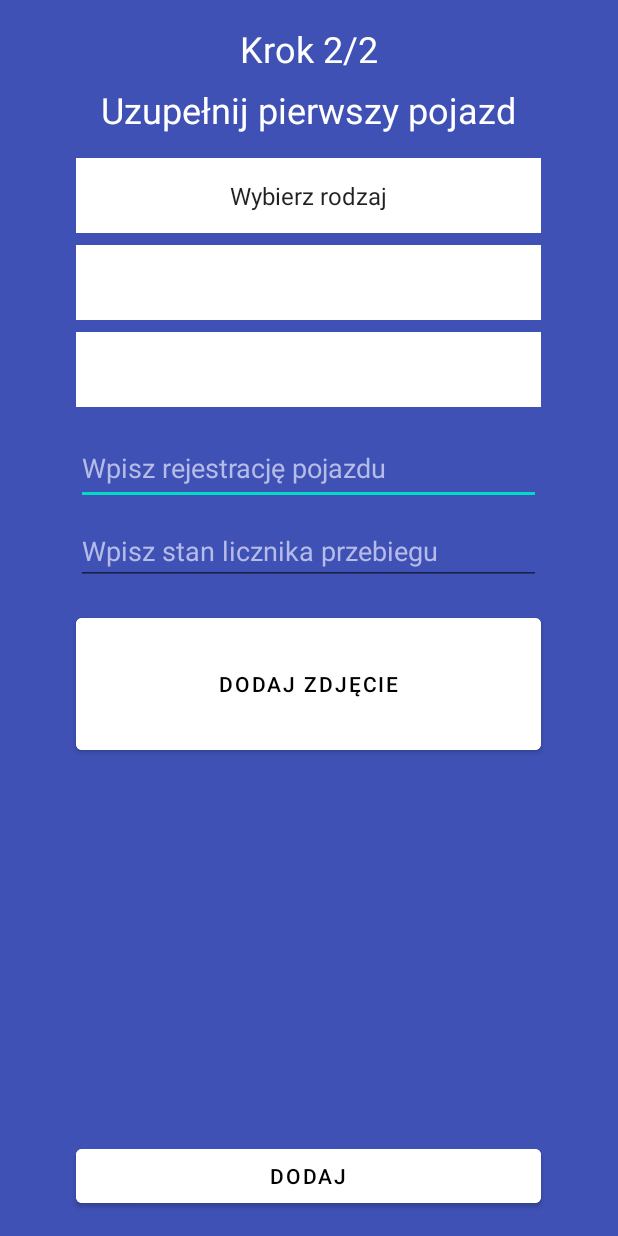
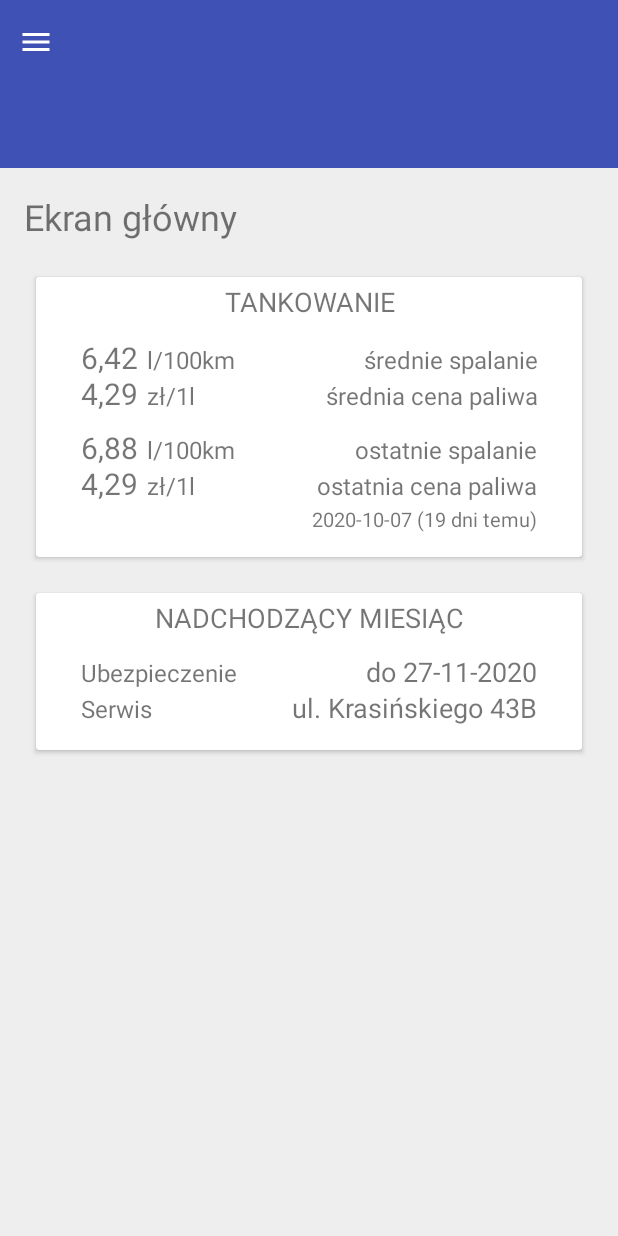
Before and after one commit to zaxanq/android-app, an Android app: the screen it shows after launch (MainActivity), on a phone screen of 412 x 824 dp. Run offline under Robolectric (Android 15) with nearby library versions, the phone set to English and light mode, and no system bars.

Commit message:
Ticket 6 - [WYGLĄD] Ekran główny (bez kosztów na razie)

```diff
--- a/app/src/main/java/com/example/aplikacja/HomeFragment.kt
+++ b/app/src/main/java/com/example/aplikacja/EkranGlownyFragment.kt
@@ -4,23 +4,31 @@ import android.os.Bundle
 import android.view.LayoutInflater
 import android.view.View
 import android.view.ViewGroup
+import android.widget.ImageButton
+import android.widget.Toast
 import androidx.fragment.app.Fragment
 
 
 /**
  * A simple [Fragment] subclass as the second destination in the navigation.
  */
-class HomeFragment : Fragment() {
+class EkranGlownyFragment : Fragment() {
 
     override fun onCreateView(
             inflater: LayoutInflater, container: ViewGroup?,
             savedInstanceState: Bundle?
     ): View? {
         // Inflate the layout for this fragment
-        return inflater.inflate(R.layout.home_screen, container, false)
+        return inflater.inflate(R.layout.ekran_glowny, container, false)
     }
 
     override fun onViewCreated(view: View, savedInstanceState: Bundle?) {
         super.onViewCreated(view, savedInstanceState)
+
+        val menuButton: ImageButton = requireView().findViewById(R.id.menuButton)
+
+        menuButton.setOnClickListener {
+            Toast.makeText(requireContext(), "test", Toast.LENGTH_SHORT).show();
+        }
     }
 }
--- a/app/src/main/java/com/example/aplikacja/FirstFragment.kt
+++ b/app/src/main/java/com/example/aplikacja/FirstFragment.kt
@@ -36,7 +36,7 @@ class FirstFragment : Fragment() {
         val fileExists2 = file2.exists()
 
         return if (fileExists and fileExists2){
-            inflater.inflate(R.layout.home_screen, container, false)
+            inflater.inflate(R.layout.ekran_glowny, container, false)
         } else {
             inflater.inflate(R.layout.first_screen, container, false)
         }
@@ -67,7 +67,7 @@ class FirstFragment : Fragment() {
                 this.checkIfPasswordsAreIdentical()
             ) {
 //                saveDataToFiles();
-                findNavController().navigate(R.id.action_FirstFragment_to_SecondFragment)
+                findNavController().navigate(R.id.action_First_to_Second)
             }
         }
     }
--- a/app/src/main/java/com/example/aplikacja/SecondFragment.kt
+++ b/app/src/main/java/com/example/aplikacja/SecondFragment.kt
@@ -27,7 +27,7 @@ class SecondFragment : Fragment() {
         view.findViewById<Button>(R.id.addCarButton).setOnClickListener {
             if (spinnersValid() && textFieldsValid()) {
 //                File("Cars.txt").writeText(selectTypeSpinnerText + ';' + selectBrandSpinnerText + ';' + selectModelSpinnerText + ';' + addLicensePlateInputText + ';' + addMeterStatusInputText)
-                findNavController().navigate(R.id.action_SecondFragment_to_HomeFragment)
+                findNavController().navigate(R.id.action_Second_to_EkranGlowny)
             }
         }
 
--- /dev/null
+++ b/app/src/main/res/drawable/menu.xml
@@ -0,0 +1,13 @@
+<vector xmlns:android="http://schemas.android.com/apk/res/android"
+    xmlns:aapt="http://schemas.android.com/aapt"
+    android:width="24dp"
+    android:height="24dp"
+    android:viewportWidth="24"
+    android:viewportHeight="24">
+    <path
+        android:fillColor="#FFFFFF"
+        android:fillType="nonZero"
+        android:pathData="M3 18h18v-2H3v2zm0-5h18v-2H3v2zm0-7v2h18V6H3z"
+        android:strokeWidth="1"
+        android:strokeColor="#00000000" />
+</vector>
--- /dev/null
+++ b/app/src/main/res/layout/ekran_glowny.xml
@@ -0,0 +1,346 @@
+<?xml version="1.0" encoding="utf-8"?>
+<androidx.constraintlayout.widget.ConstraintLayout
+    xmlns:android="http://schemas.android.com/apk/res/android"
+    xmlns:app="http://schemas.android.com/apk/res-auto"
+    xmlns:tools="http://schemas.android.com/tools"
+    android:layout_width="match_parent"
+    android:layout_height="match_parent"
+    tools:context=".EkranGlownyFragment"
+    android:background="@color/mainBackground">
+
+    <Toolbar
+        android:id="@+id/mainToolbar"
+        android:layout_width="match_parent"
+        android:layout_height="wrap_content"
+        android:background="@color/main"
+        android:minHeight="?attr/actionBarSize"
+        android:theme="?attr/actionBarTheme"
+        app:layout_constraintEnd_toEndOf="parent"
+        app:layout_constraintStart_toStartOf="parent"
+        app:layout_constraintTop_toTopOf="parent" />
+
+    <ImageButton
+        android:id="@+id/menuButton"
+        android:layout_width="wrap_content"
+        android:layout_height="wrap_content"
+        android:layout_marginStart="4dp"
+        android:background="@color/main"
+        android:minWidth="40dp"
+        android:minHeight="40dp"
+        android:src="@drawable/menu"
+        app:layout_constraintBottom_toBottomOf="@+id/mainToolbar"
+        app:layout_constraintLeft_toLeftOf="@+id/mainToolbar"
+        app:layout_constraintTop_toTopOf="@+id/mainToolbar"
+        android:contentDescription="@string/menuDescription" />
+
+    <Toolbar
+        android:id="@+id/carSelectToolbar"
+        android:layout_width="match_parent"
+        android:layout_height="wrap_content"
+        android:background="@color/main"
+        android:minHeight="?attr/actionBarSize"
+        android:theme="?attr/actionBarTheme"
+        app:layout_constraintEnd_toEndOf="parent"
+        app:layout_constraintStart_toStartOf="parent"
+        app:layout_constraintTop_toBottomOf="@id/mainToolbar" />
+
+    <TextView
+        android:id="@+id/mainScreenTitle"
+        android:layout_width="match_parent"
+        android:layout_height="wrap_content"
+        android:text="@string/mainScreen_title"
+        android:textSize="24sp"
+        android:layout_marginTop="16dp"
+        android:layout_marginStart="16dp"
+        android:layout_marginEnd="16dp"
+        app:layout_constraintEnd_toEndOf="parent"
+        app:layout_constraintStart_toStartOf="parent"
+        app:layout_constraintTop_toBottomOf="@id/carSelectToolbar"  />
+
+    <!-- TANKOWANIE -->
+    <androidx.cardview.widget.CardView
+        android:id="@id/refuelingCard"
+        android:layout_width="match_parent"
+        android:layout_height="wrap_content"
+        android:layout_marginTop="24dp"
+        android:layout_marginStart="@dimen/parent_card_margin"
+        android:layout_marginEnd="@dimen/parent_card_margin"
+        app:layout_constraintEnd_toEndOf="parent"
+        app:layout_constraintStart_toStartOf="parent"
+        app:layout_constraintTop_toBottomOf="@id/mainScreenTitle">
+
+        <TextView
+            android:id="@+id/refuelingTitle"
+            android:layout_width="match_parent"
+            android:textAlignment="center"
+            android:layout_height="wrap_content"
+            android:text="@string/mainScreen_refuelingTitle"
+            android:textSize="18sp"
+            android:textAllCaps="true"
+            android:layout_marginTop="4dp"
+            android:layout_marginStart="@dimen/card_content_margin_h"
+            android:layout_marginEnd="@dimen/card_content_margin_h"
+            app:layout_constraintEnd_toEndOf="parent"
+            app:layout_constraintStart_toStartOf="parent"
+            app:layout_constraintTop_toBottomOf="parent"  />
+
+        <!-- Wiersz "średnie spalanie" -->
+        <RelativeLayout
+            android:layout_width="match_parent"
+            android:layout_height="wrap_content"
+            android:textAlignment="textStart"
+            android:layout_marginTop="40dp">
+
+            <!-- XXX l/100 km -->
+            <LinearLayout
+                android:layout_width="wrap_content"
+                android:layout_height="wrap_content"
+                android:layout_marginStart="@dimen/card_content_margin_h"
+                >
+
+                <TextView
+                    android:id="@+id/avgConsumptionValue"
+                    android:layout_width="wrap_content"
+                    android:layout_height="wrap_content"
+                    android:layout_marginEnd="6dp"
+                    android:text="6,42"
+                    android:textSize="20sp" />
+
+                <TextView
+                    android:id="@+id/avgConsumptionText"
+                    android:layout_width="wrap_content"
+                    android:layout_height="wrap_content"
+                    android:text="l/100km"
+                    android:textSize="16sp" />
+            </LinearLayout>
+            <TextView
+                android:id="@+id/avgConsumptionLabel"
+                android:layout_width="match_parent"
+                android:layout_height="wrap_content"
+                android:textAlignment="textEnd"
+                android:text="@string/mainScreen_avgConsumptionLabel"
+                android:textSize="16sp"
+                android:layout_marginTop="4dp"
+                android:layout_marginStart="76dp"
+                android:layout_marginEnd="@dimen/card_content_margin_h"
+                android:layout_marginBottom="@dimen/card_content_margin_v"
+                app:layout_constraintStart_toEndOf="parent"
+                app:layout_constraintTop_toBottomOf="parent" />
+        </RelativeLayout>
+
+        <!-- Wiersz "średnia cena paliwa" -->
+        <RelativeLayout
+            android:layout_width="match_parent"
+            android:layout_height="wrap_content"
+            android:textAlignment="textStart"
+            android:layout_marginTop="64dp">
+
+            <!-- XXX zł/1l -->
+            <LinearLayout
+                android:layout_width="wrap_content"
+                android:layout_height="wrap_content"
+                android:layout_marginStart="@dimen/card_content_margin_h"
+                >
+                <TextView
+                    android:id="@+id/avgPriceValue"
+                    android:layout_width="wrap_content"
+                    android:layout_height="wrap_content"
+                    android:text="4,29"
+                    android:textSize="20sp"
+                    android:layout_marginEnd="6dp" />
+                <TextView
+                    android:id="@+id/avgPriceText"
+                    android:layout_width="wrap_content"
+                    android:layout_height="wrap_content"
+                    android:text="zł/1l"
+                    android:textSize="16sp" />
+            </LinearLayout>
+            <TextView
+                android:id="@+id/avgPriceLabel"
+                android:layout_width="match_parent"
+                android:layout_height="wrap_content"
+                android:textAlignment="textEnd"
+                android:text="@string/mainScreen_avgPriceLabel"
+                android:textSize="16sp"
+                android:layout_marginTop="4dp"
+                android:layout_marginStart="76dp"
+                android:layout_marginEnd="@dimen/card_content_margin_h"
+                android:layout_marginBottom="@dimen/card_content_margin_v"
+                app:layout_constraintStart_toEndOf="parent"
+                app:layout_constraintTop_toBottomOf="parent" />
+        </RelativeLayout>
+
+
+        <!-- Wiersz "ostatnie spalanie" -->
+        <RelativeLayout
+            android:layout_width="match_parent"
+            android:layout_height="wrap_content"
+            android:textAlignment="textStart"
+            android:layout_marginTop="100dp">
+
+            <!-- XXX l/100 km -->
+            <LinearLayout
+                android:layout_width="wrap_content"
+                android:layout_height="wrap_content"
+                android:layout_marginStart="@dimen/card_content_margin_h"
+                >
+            <TextView
+                android:id="@+id/lastConsumptionValue"
+                android:layout_width="wrap_content"
+                android:layout_height="wrap_content"
+                android:text="6,88"
+                android:textSize="20sp"
+                android:layout_marginEnd="6dp" />
+            <TextView
+                android:id="@+id/lastConsumptionText"
+                android:layout_width="wrap_content"
+                android:layout_height="wrap_content"
+                android:text="l/100km"
+                android:textSize="16sp" />
+            </LinearLayout>
+            <TextView
+                android:id="@+id/lastConsumptionLabel"
+                android:layout_width="match_parent"
+                android:layout_height="wrap_content"
+                android:textAlignment="textEnd"
+                android:text="@string/mainScreen_lastConsumptionLabel"
+                android:textSize="16sp"
+                android:layout_marginTop="4dp"
+                android:layout_marginStart="76dp"
+                android:layout_marginEnd="@dimen/card_content_margin_h"
+                android:layout_marginBottom="@dimen/card_content_margin_v"
+                app:layout_constraintStart_toEndOf="parent"
+                app:layout_constraintTop_toBottomOf="parent" />
+        </RelativeLayout>
+
+        <!-- Wiersz "ostatnia cena paliwa" -->
+        <RelativeLayout
+            android:layout_width="match_parent"
+            android:layout_height="wrap_content"
+            android:textAlignment="textStart"
+            android:layout_marginTop="124dp">
+
+            <!-- XXX zł/1l -->
+            <LinearLayout
+                android:layout_width="wrap_content"
+                android:layout_height="wrap_content"
+                android:layout_marginStart="@dimen/card_content_margin_h"
+                >
+            <TextView
+                android:id="@+id/lastPriceValue"
+                android:layout_width="wrap_content"
+                android:layout_height="wrap_content"
+                android:text="4,29"
+                android:textSize="20sp"
+                android:layout_marginEnd="6dp" />
+            <TextView
+                android:id="@+id/lastPriceText"
+                android:layout_width="wrap_content"
+                android:layout_height="wrap_content"
+                android:text="zł/1l"
+                android:textSize="16sp" />
+            </LinearLayout>
+            <TextView
+                android:id="@+id/lastPriceLabel"
+                android:layout_width="match_parent"
+                android:layout_height="wrap_content"
+                android:textAlignment="textEnd"
+                android:text="@string/mainScreen_lastPriceLabel"
+                android:textSize="16sp"
+                android:layout_marginTop="4dp"
+                android:layout_marginStart="76dp"
+                android:layout_marginEnd="@dimen/card_content_margin_h"
+                android:layout_marginBottom="@dimen/card_content_margin_v"
+                app:layout_constraintStart_toEndOf="parent"
+                app:layout_constraintTop_toBottomOf="parent" />
+            <TextView
+                android:id="@+id/lastRefuelingDate"
+                android:layout_width="match_parent"
+                android:layout_height="wrap_content"
+                android:textAlignment="textEnd"
+                android:text="2020-10-07 (19 dni temu)"
+                android:textSize="13sp"
+                android:layout_marginTop="28dp"
+                android:layout_marginStart="76dp"
+                android:layout_marginEnd="@dimen/card_content_margin_h"
+                android:layout_marginBottom="@dimen/card_content_margin_v"
+                app:layout_constraintStart_toEndOf="parent"
+                app:layout_constraintTop_toBottomOf="parent" />
+        </RelativeLayout>
+    </androidx.cardview.widget.CardView>
+
+    <androidx.cardview.widget.CardView
+        android:id="@id/nextMonthCard"
+        android:layout_width="match_parent"
+        android:layout_height="wrap_content"
+        android:layout_marginTop="24dp"
+        android:layout_marginStart="@dimen/parent_card_margin"
+        android:layout_marginEnd="@dimen/parent_card_margin"
+        app:layout_constraintEnd_toEndOf="parent"
+        app:layout_constraintStart_toStartOf="parent"
+        app:layout_constraintTop_toBottomOf="@id/refuelingCard">
+
+        <TextView
+            android:id="@+id/nextMonthTitle"
+            android:layout_width="match_parent"
+            android:textAlignment="center"
+            android:layout_height="wrap_content"
+            android:text="@string/mainScreen_nextMonthTitle"
+            android:textSize="18sp"
+            android:textAllCaps="true"
+            android:layout_marginTop="4dp"
+            android:layout_marginStart="@dimen/card_content_margin_h"
+            android:layout_marginEnd="@dimen/card_content_margin_h"
+            app:layout_constraintEnd_toEndOf="parent"
+            app:layout_constraintStart_toStartOf="parent"
+            app:layout_constraintTop_toBottomOf="parent"  />
+
+        <LinearLayout
+            android:layout_width="match_parent"
+            android:layout_height="wrap_content"
+            android:textAlignment="textStart"
+            android:layout_marginTop="40dp"
+            android:layout_marginStart="@dimen/card_content_margin_h"
+            android:layout_marginEnd="@dimen/card_content_margin_h">
+            <TextView
+                android:id="@+id/insuranceLabel"
+                android:layout_width="wrap_content"
+                android:layout_height="wrap_content"
+                android:text="@string/mainScreen_insuranceLabel"
+                android:textSize="16sp" />
+
+            <TextView
+                android:id="@+id/insuranceValue"
+                android:layout_width="match_parent"
+                android:layout_height="wrap_content"
+                android:textAlignment="textEnd"
+                android:textSize="18sp"
+                android:text="do 27-11-2020" />
+        </LinearLayout>
+
+        <LinearLayout
+            android:layout_width="match_parent"
+            android:layout_height="wrap_content"
+            android:textAlignment="textStart"
+            android:layout_marginTop="64dp"
+            android:layout_marginStart="@dimen/card_content_margin_h"
+            android:layout_marginEnd="@dimen/card_content_margin_h"
+            android:layout_marginBottom="@dimen/card_content_margin_v">
+            <TextView
+                android:id="@+id/serviceLabel"
+                android:layout_width="wrap_content"
+                android:layout_height="wrap_content"
+                android:text="@string/mainScreen_serviceLabel"
+                android:textSize="16sp" />
+
+            <TextView
+                android:id="@+id/serviceValue"
+                android:layout_width="match_parent"
+                android:layout_height="wrap_content"
+                android:textAlignment="textEnd"
+                android:text="ul. Krasińskiego 43B"
+                android:textSize="18sp" />
+        </LinearLayout>
+    </androidx.cardview.widget.CardView>
+
+</androidx.constraintlayout.widget.ConstraintLayout>
--- a/app/src/main/res/layout/first_screen.xml
+++ b/app/src/main/res/layout/first_screen.xml
@@ -16,7 +16,8 @@
         app:layout_constraintEnd_toEndOf="parent"
         app:layout_constraintStart_toStartOf="parent"
         app:layout_constraintTop_toTopOf="parent"
-        tools:srcCompat="@tools:sample/avatars" />
+        tools:srcCompat="@tools:sample/avatars"
+        android:contentDescription="@string/logoDescription" />
 
     <TextView
         android:id="@+id/stepNumber"
--- a/app/src/main/res/layout/home_screen.xml
+++ /dev/null
@@ -1,21 +0,0 @@
-<?xml version="1.0" encoding="utf-8"?>
-<androidx.constraintlayout.widget.ConstraintLayout
-    xmlns:android="http://schemas.android.com/apk/res/android"
-    xmlns:app="http://schemas.android.com/apk/res-auto"
-    xmlns:tools="http://schemas.android.com/tools"
-    android:layout_width="match_parent"
-    android:layout_height="match_parent"
-    tools:context=".HomeFragment"
-    android:background="@color/main">
-
-    <ImageView
-        android:id="@+id/appLogo"
-        android:layout_width="wrap_content"
-        android:layout_height="wrap_content"
-        android:layout_marginTop="8dp"
-        app:layout_constraintEnd_toEndOf="parent"
-        app:layout_constraintStart_toStartOf="parent"
-        app:layout_constraintTop_toTopOf="parent"
-        tools:srcCompat="@tools:sample/avatars" />
-
-</androidx.constraintlayout.widget.ConstraintLayout>
--- a/app/src/main/res/layout/second_screen.xml
+++ b/app/src/main/res/layout/second_screen.xml
@@ -16,7 +16,8 @@
         app:layout_constraintEnd_toEndOf="parent"
         app:layout_constraintStart_toStartOf="parent"
         app:layout_constraintTop_toTopOf="parent"
-        tools:srcCompat="@tools:sample/avatars" />
+        tools:srcCompat="@tools:sample/avatars"
+        android:contentDescription="@string/logoDescription" />
 
     <TextView
         android:id="@+id/stepNumber"
@@ -99,7 +100,8 @@
         app:layout_constraintEnd_toEndOf="parent"
         app:layout_constraintHorizontal_bias="0.495"
         app:layout_constraintStart_toStartOf="parent"
-        app:layout_constraintTop_toBottomOf="@+id/selectModelSpinner" />
+        app:layout_constraintTop_toBottomOf="@+id/selectModelSpinner"
+        android:importantForAutofill="no" />
 
     <EditText
         android:id="@+id/addMeterStatusInput"
@@ -114,7 +116,8 @@
         app:layout_constraintEnd_toEndOf="parent"
         app:layout_constraintHorizontal_bias="0.495"
         app:layout_constraintStart_toStartOf="parent"
-        app:layout_constraintTop_toBottomOf="@+id/addLicensePlateInput" />
+        app:layout_constraintTop_toBottomOf="@+id/addLicensePlateInput"
+        android:importantForAutofill="no" />
 
     <Button
         android:id="@+id/addPhotoButton"
@@ -160,6 +163,6 @@
         app:layout_constraintEnd_toEndOf="parent"
         app:layout_constraintHorizontal_bias="0.495"
         app:layout_constraintStart_toStartOf="parent"
-        app:layout_constraintTop_toBottomOf="@+id/firstScreen_warning" />
+        app:layout_constraintTop_toBottomOf="@+id/secondScreen_warning" />
 
 </androidx.constraintlayout.widget.ConstraintLayout>
--- a/app/src/main/res/navigation/nav_graph.xml
+++ b/app/src/main/res/navigation/nav_graph.xml
@@ -3,7 +3,7 @@
     xmlns:app="http://schemas.android.com/apk/res-auto"
     xmlns:tools="http://schemas.android.com/tools"
     android:id="@+id/nav_graph"
-    app:startDestination="@id/SecondFragment">
+    app:startDestination="@id/EkranGlownyFragment">
 
     <fragment
         android:id="@+id/FirstFragment"
@@ -12,25 +12,22 @@
         tools:layout="@layout/first_screen">
 
         <action
-            android:id="@+id/action_FirstFragment_to_SecondFragment"
+            android:id="@+id/action_First_to_Second"
             app:destination="@id/SecondFragment" />
     </fragment>
+
     <fragment
         android:id="@+id/SecondFragment"
         android:name="com.example.aplikacja.SecondFragment"
         android:label="@string/second_fragment_label"
         tools:layout="@layout/second_screen">
+        <action
+            android:id="@+id/action_Second_to_EkranGlowny"
+            app:destination="@id/EkranGlownyFragment" />
+    </fragment>
 
-        <action
-            android:id="@+id/action_SecondFragment_to_HomeFragment"
-            app:destination="@id/homeFragment" />
-    </fragment>
     <fragment
-        android:id="@+id/homeFragment"
-        android:name="com.example.aplikacja.HomeFragment"
-        android:label="HomeFragment" >
-        <action
-            android:id="@+id/action_homeFragment_to_FirstFragment"
-            app:destination="@id/FirstFragment" />
-    </fragment>
+        android:id="@+id/EkranGlownyFragment"
+        android:name="com.example.aplikacja.EkranGlownyFragment"
+        android:label="EkranGlownyFragment"></fragment>
 </navigation>
--- a/app/src/main/res/values/colors.xml
+++ b/app/src/main/res/values/colors.xml
@@ -3,6 +3,10 @@
     <color name="main">#3F51B5</color>
     <color name="hintColor">#B6BCE8</color>
     <color name="warning">#FFAAAA</color>
+
+
+    <color name="mainBackground">#EEE</color>
+
 
 
     <color name="purple_200">#FFBB86FC</color>
--- a/app/src/main/res/values/dimens.xml
+++ b/app/src/main/res/values/dimens.xml
@@ -1,3 +1,6 @@
 <resources>
     <dimen name="fab_margin">16dp</dimen>
+    <dimen name="parent_card_margin">24dp</dimen>
+    <dimen name="card_content_margin_h">30dp</dimen>
+    <dimen name="card_content_margin_v">16dp</dimen>
 </resources>
--- /dev/null
+++ b/app/src/main/res/values/ids.xml
@@ -0,0 +1,5 @@
+<?xml version="1.0" encoding="utf-8"?>
+<resources>
+    <item name="refuelingCard" type="id"></item>
+    <item name="nextMonthCard" type="id"></item>
+</resources>
--- a/app/src/main/res/values/strings.xml
+++ b/app/src/main/res/values/strings.xml
@@ -26,4 +26,20 @@
     <string name="secondScreen_addLicensePlate">Wpisz rejestrację pojazdu</string>
     <string name="secondScreen_addMeterStatus">Wpisz stan licznika przebiegu</string>
     <string name="secondScreen_addPhoto">Dodaj zdjęcie</string>
+
+    <!-- Ekran główny -->
+    <string name="mainScreen_title">Ekran główny</string>
+    <string name="mainScreen_refuelingTitle">Tankowanie</string>
+    <string name="mainScreen_avgConsumptionLabel">średnie spalanie</string>
+    <string name="mainScreen_lastConsumptionLabel">ostatnie spalanie</string>
+    <string name="mainScreen_avgPriceLabel">średnia cena paliwa</string>
+    <string name="mainScreen_lastPriceLabel">ostatnia cena paliwa</string>
+
+    <string name="mainScreen_nextMonthTitle">Nadchodzący miesiąc</string>
+    <string name="mainScreen_insuranceLabel">Ubezpieczenie</string>
+    <string name="mainScreen_serviceLabel">Serwis</string>
+    <string name="menuDescription">Menu</string>
+    <string name="logoDescription">Logo</string>
+
+
 </resources>
```
